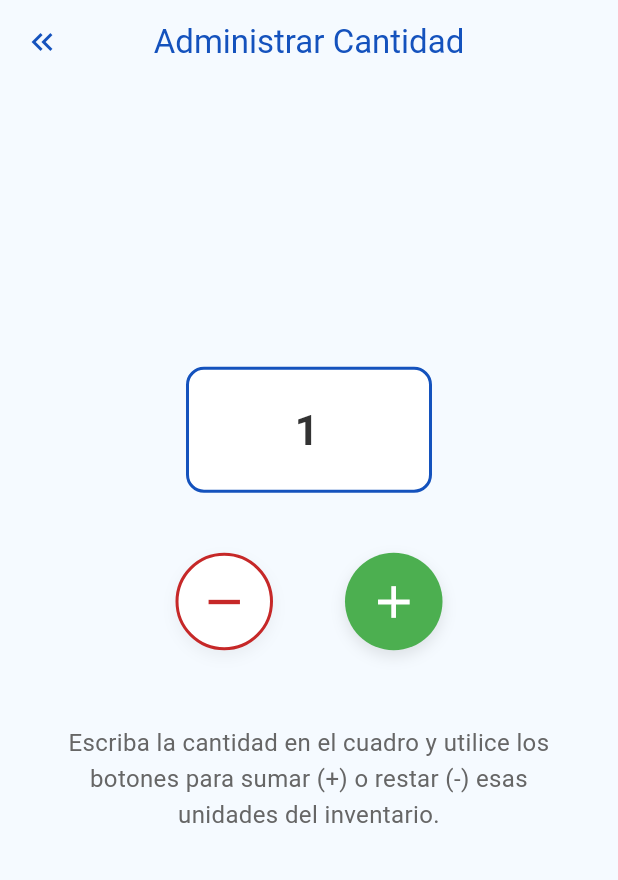
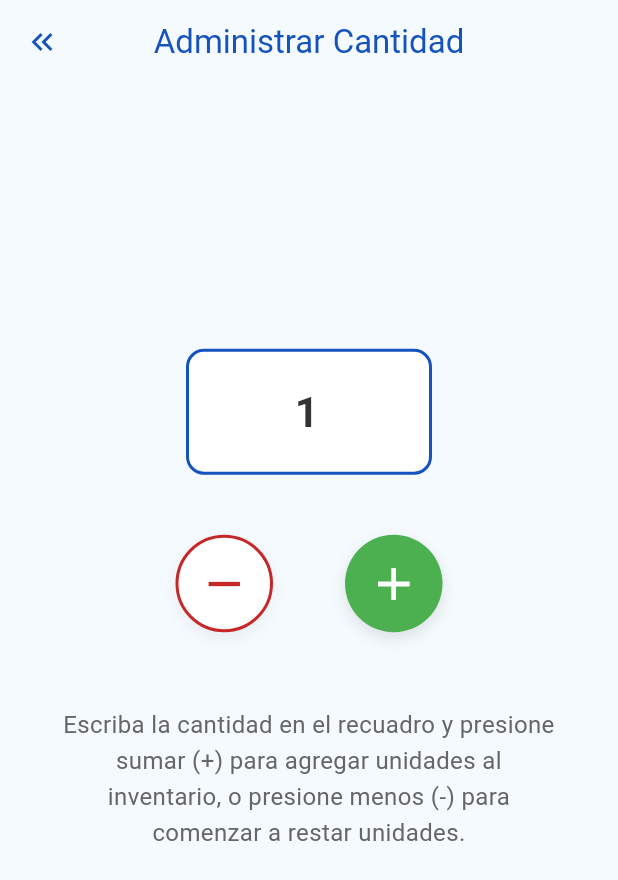
Before and after one commit to JOSE-hub-18/Uniformes_Brenda, a Flutter app: the AdministrarCantidadScreen screen opened directly with empty values, on a phone screen of 412 x 824 dp. Shown: the top 880 px of the screen. Run offline on Flutter 3.47's test engine with Material 3 defaults, Android fonts, the phone set to English and light mode, and no system bars; our stand-ins replace flutter_blue_plus, permission_handler, sqflite; missing offline and left inert: mobile_scanner; accounts and stored records are empty.

Commit message:
modificaciones de salida

```diff
--- a/lib/presentation/screens/administrar_cantidad_screen.dart
+++ b/lib/presentation/screens/administrar_cantidad_screen.dart
@@ -297,7 +297,7 @@ class _AdministrarCantidadScreenState
               const Padding(
                 padding: EdgeInsets.symmetric(horizontal: 40),
                 child: Text(
-                  'Escriba la cantidad en el cuadro y utilice los botones para sumar (+) o restar (-) esas unidades del inventario.',
+                  'Escriba la cantidad en el recuadro y presione sumar (+) para agregar unidades al inventario, o presione menos (-) para comenzar a restar unidades.',
                   textAlign: TextAlign.center,
                   style: TextStyle(
                     fontSize: 16,
```
